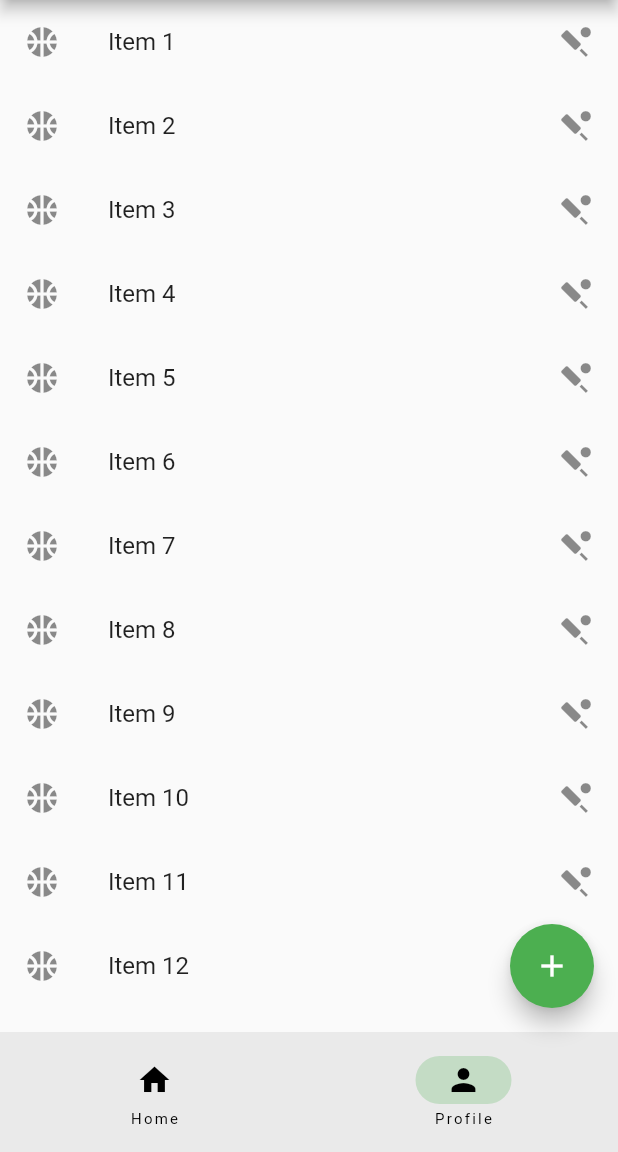
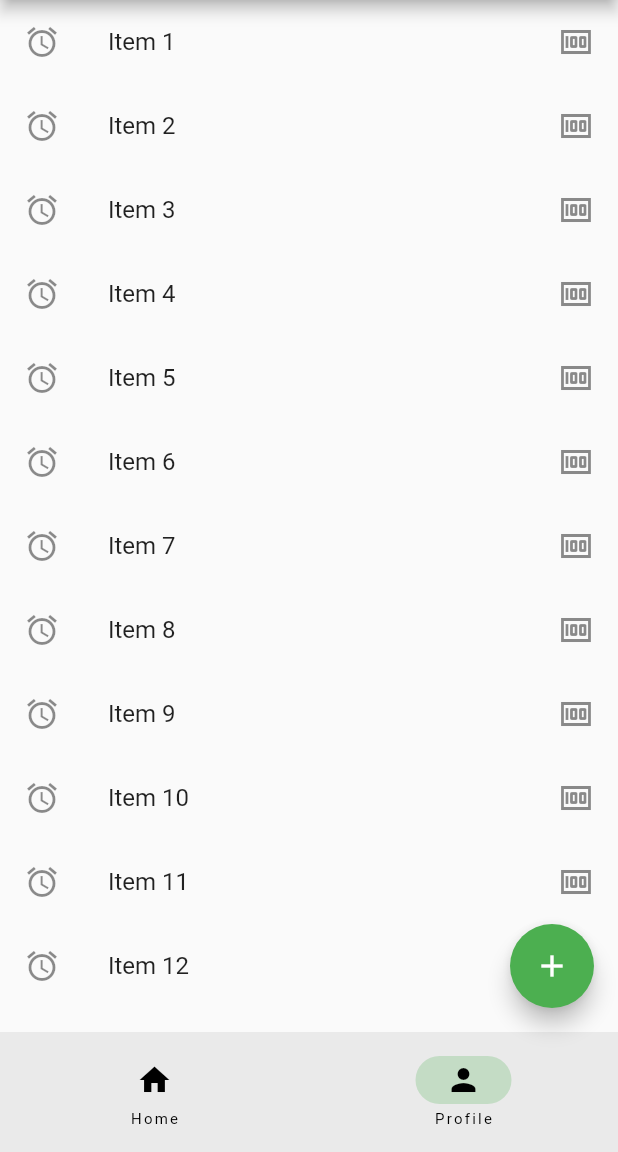
Before and after one commit to Shashanka10/Flutter_learn, a Flutter app: the screen it shows after launch, item 2 of the bottom bar chosen, on a phone screen of 412 x 824 dp, the part 84-1236 px from its top. Run offline on Flutter 3.47's test engine with Material 2 defaults, Android fonts, the phone set to English and light mode, and no system bars; missing offline and left inert: info_popup.

Commit message:
basic changes

```diff
--- a/lib/profile_page.dart
+++ b/lib/profile_page.dart
@@ -12,10 +12,10 @@ class ProfilePage extends StatelessWidget {
       itemBuilder: (BuildContext context, int index) {
         return ListTile(
           title: Text("Item ${(index + 1)}"),
-          leading: const Icon(Icons.sports_basketball),
-          trailing: const Icon(Icons.sports_cricket),
+          leading: const Icon(Icons.alarm),
+          trailing: const Icon(Icons.money),
           onTap: () {
-            debugPrint("Item ${(index + 1)} selected");
+            debugPrint("Item ${(index + 1)} has been selected");
           },
         );
       },
```
